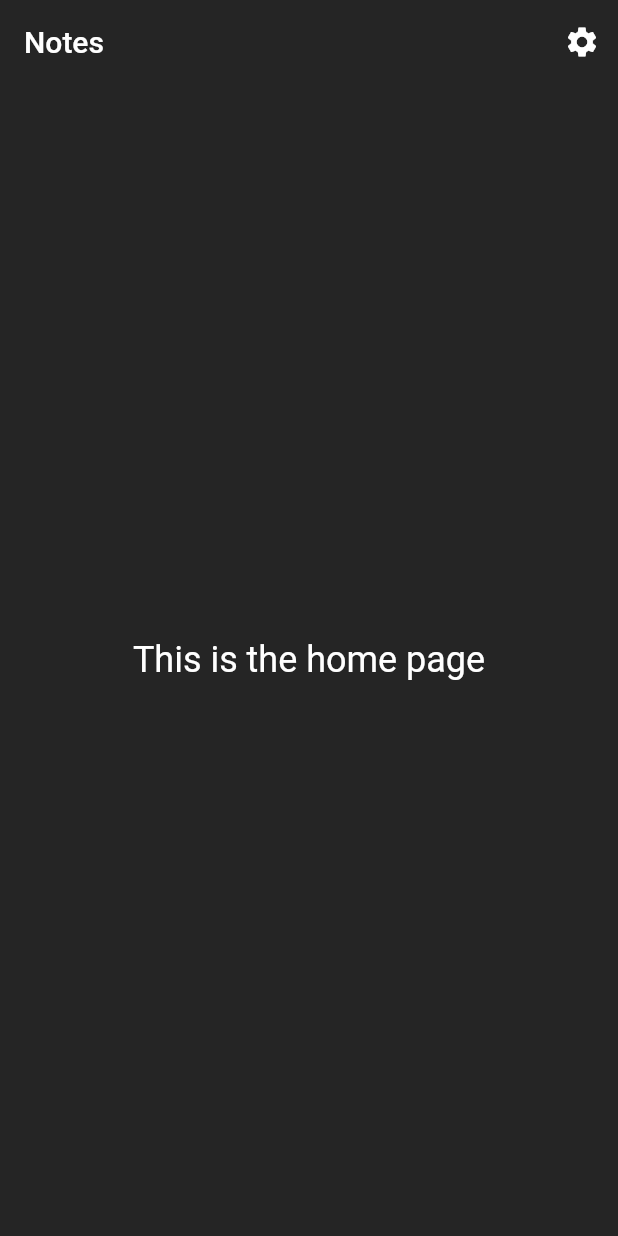
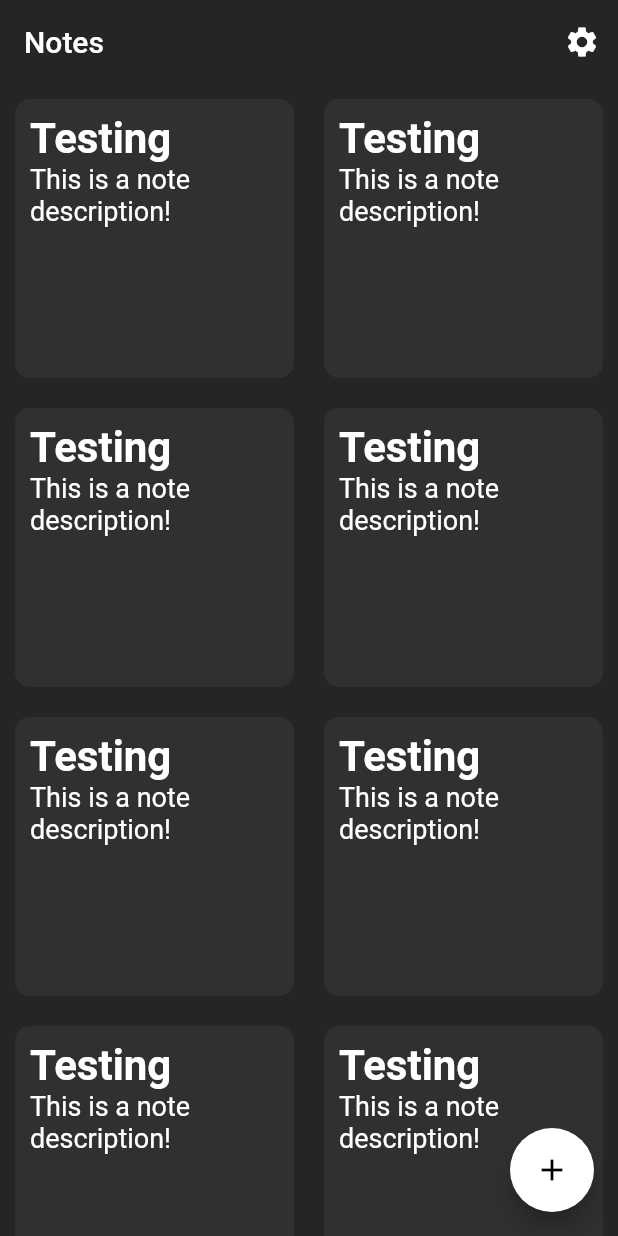
Before and after one commit to thisisomar/NotesMobileApp, a Flutter app: the screen it shows after launch, on a phone screen of 412 x 824 dp. Run offline on Flutter 3.47's test engine with Material 2 defaults, Android fonts, the phone set to English and light mode, and no system bars.

Commit message:
Layout of Notes Page

```diff
--- a/lib/pages/notes_page.dart
+++ b/lib/pages/notes_page.dart
@@ -1,6 +1,7 @@
 import 'package:flutter/cupertino.dart';
 
 import 'package:flutter/material.dart';
+import 'package:notesapp/components/note_card.dart';
 
 class NotesPage extends StatelessWidget {
   @override
@@ -17,12 +18,33 @@ class NotesPage extends StatelessWidget {
           )
         ]
       ),
-      body: const Center(
-        child: Text(
-          'This is the home page',
-          style: TextStyle(fontSize: 24),
-        ),
+      floatingActionButton: FloatingActionButton(
+        backgroundColor: Colors.white,
+        child: Icon(Icons.add),
+          onPressed: () {}
       ),
+      body: GridView.count(
+        crossAxisCount: 2,
+        children: List.generate(100, (index) {
+          return NoteCard(
+            colour: Color(0xFF303030),
+            cardChild: Column(
+              mainAxisAlignment: MainAxisAlignment.start,
+              crossAxisAlignment: CrossAxisAlignment.start,
+              children: <Widget>[
+                Text(
+                  "Testing",
+                  style: TextStyle(fontWeight: FontWeight.bold, fontSize: 28)
+                ),
+                Text(
+                  "This is a note description!",
+                  style: TextStyle(fontSize: 18)
+                )
+              ],
+            ),
+          );
+        })
+      )
     );
   }
 }
```
